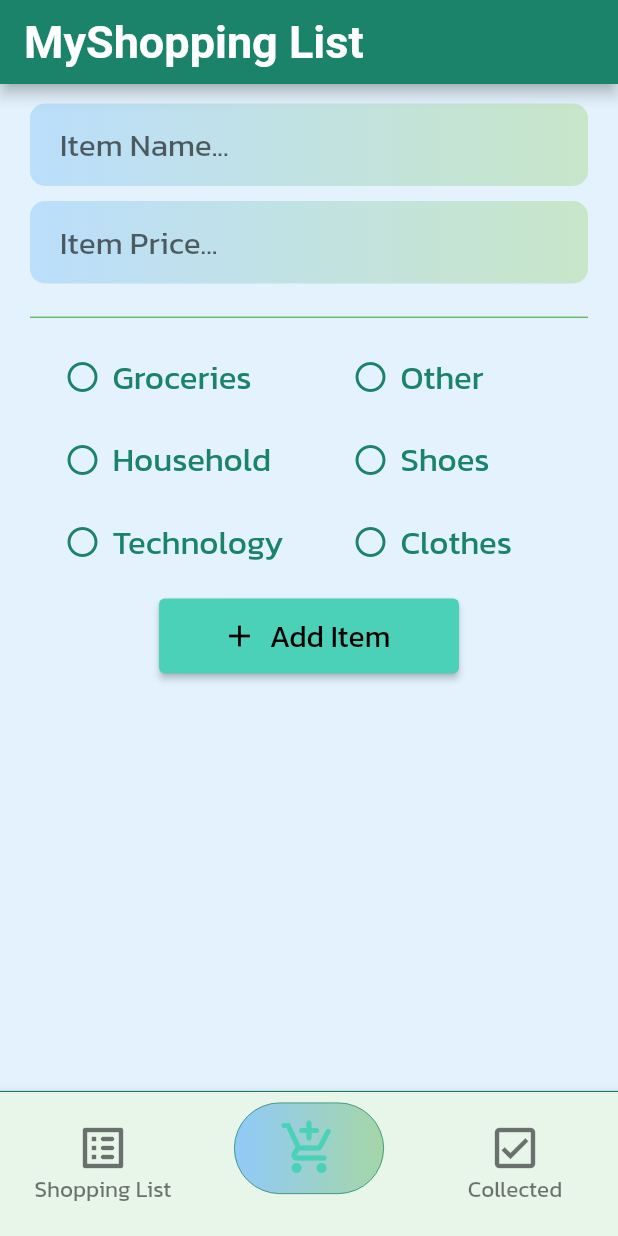
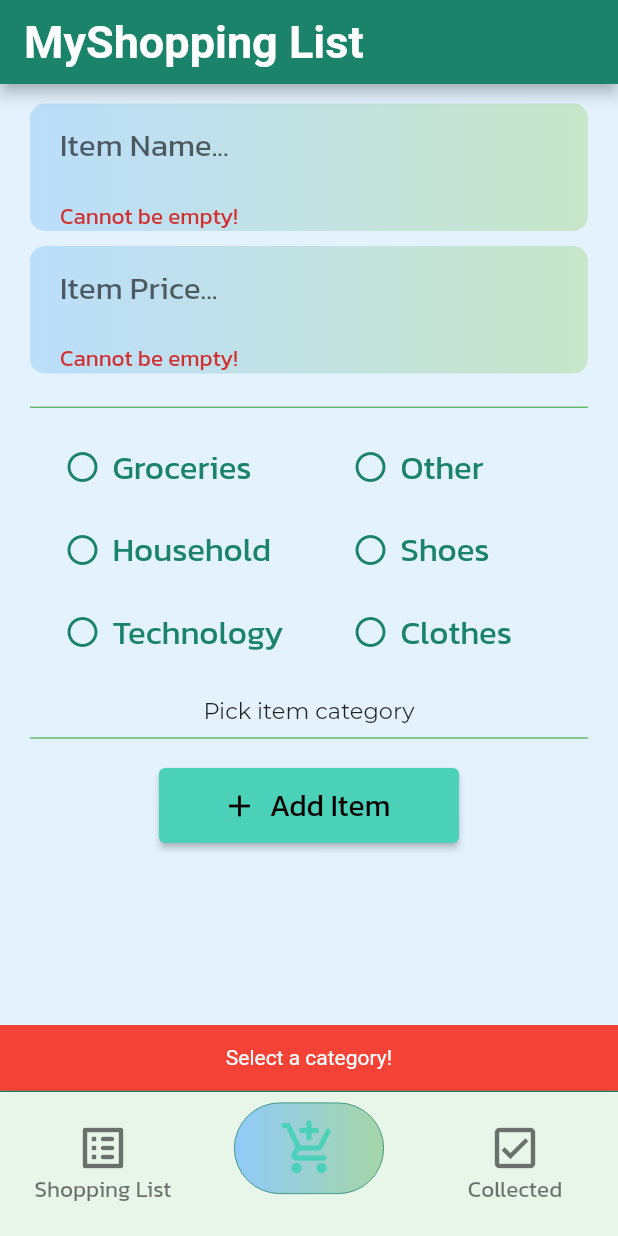
Before and after one commit to emeban44/shopping_list_app, a Flutter app: the screen it shows after launch, item 2 of the bottom bar chosen, after a tap on "Add Item", on a phone screen of 412 x 824 dp. Run offline on Flutter 3.47's test engine with Material 2 defaults, Android fonts, the light colour scheme and no system bars; Roboto replaces fonts that are missing (NewTegomin).

Commit message:
add item validation done

```diff
--- a/lib/main.dart
+++ b/lib/main.dart
@@ -11,6 +11,7 @@ class MyApp extends StatelessWidget {
   @override
   Widget build(BuildContext context) {
     return MaterialApp(
+      debugShowCheckedModeBanner: false,
       title: 'Flutter Demo',
       theme: ThemeData(
         primaryColor:
--- a/lib/models/categories.dart
+++ b/lib/models/categories.dart
@@ -7,4 +7,13 @@ class Categories {
     'Technology',
     'Clothes',
   ];
+
+  static final List<bool> categorySelection = [
+    false,
+    false,
+    false,
+    false,
+    false,
+    false
+  ];
 }
--- a/lib/screens/add_item_screen.dart
+++ b/lib/screens/add_item_screen.dart
@@ -1,12 +1,47 @@
 import 'package:flutter/material.dart';
-import 'package:shopping_list_app/widgets/category_row.dart';
+import 'package:shopping_list_app/models/categories.dart';
+
 import 'package:shopping_list_app/widgets/item_text_field.dart';
 import 'package:shopping_list_app/widgets/select_category.dart';
 
 class AddItemScreen extends StatelessWidget {
+  final _nameController = TextEditingController();
+  final _priceController = TextEditingController();
+  final _formKey = GlobalKey<FormState>();
+
+  void _tryAddItem(BuildContext ctx) {
+    FocusScope.of(ctx).unfocus();
+    bool _isValid = _formKey.currentState.validate();
+    if (_isValid) _formKey.currentState.reset();
+    // print(_isValid);
+    // print(_categoryValidation(ctx));
+    if (_categoryValidation(ctx) && _isValid) {
+      print('sve ok');
+    }
+  }
+
+  bool _categoryValidation(BuildContext ctx) {
+    //print(Categories.categorySelection);
+    if (!Categories.categorySelection.contains(true)) {
+      ScaffoldMessenger.of(ctx).showSnackBar(
+        SnackBar(
+          content: Text(
+            'Select a category!',
+            textAlign: TextAlign.center,
+          ),
+          backgroundColor: Colors.red,
+          duration: Duration(seconds: 1),
+        ),
+      );
+      return false;
+    }
+    return true;
+  }
+
   @override
   Widget build(BuildContext context) {
-    return Container(
+    return SingleChildScrollView(
+      child: Container(
         width: double.infinity,
         padding: const EdgeInsets.only(
           top: 13,
@@ -15,14 +50,40 @@ class AddItemScreen extends StatelessWidget {
         ),
         child: Column(
           children: [
-          ItemTextField('Item Name...'),
-          ItemTextField('Item Price...'),
+            Container(
+              child: Form(
+                key: _formKey,
+                child: Column(
+                  children: [
+                    ItemTextField('Item Name...', _nameController, _formKey),
+                    ItemTextField('Item Price...', _priceController, _formKey),
+                  ],
+                ),
+              ),
+            ),
+            /*ItemTextField('Item Name...', _nameController),
+            ItemTextField('Item Price...', _priceController), */
             Divider(
               color: Colors.green,
               height: 25,
               thickness: 0.8,
             ),
             SelectCategory(),
+            Container(
+                margin: const EdgeInsets.only(top: 15),
+                child: Text(
+                  'Pick item category',
+                  style: TextStyle(
+                    fontFamily: 'Montserrat',
+                    fontSize: 15,
+                    //  fontWeight: FontWeight.bold,
+                  ),
+                )),
+            Divider(
+              color: Colors.green,
+              height: 20,
+              thickness: 0.8,
+            ),
             Container(
               width: 200,
               height: 50,
@@ -35,11 +96,12 @@ class AddItemScreen extends StatelessWidget {
                     fontSize: 20,
                   ),
                 ),
-              onPressed: () {},
+                onPressed: () => _tryAddItem(context),
               ),
             ),
           ],
         ),
+      ),
     );
   }
 }
--- a/lib/widgets/item_text_field.dart
+++ b/lib/widgets/item_text_field.dart
@@ -2,7 +2,9 @@ import 'package:flutter/material.dart';
 
 class ItemTextField extends StatelessWidget {
   final String hint;
-  ItemTextField(this.hint);
+  final _controller;
+  final _formKey;
+  ItemTextField(this.hint, this._controller, this._formKey);
   @override
   Widget build(BuildContext context) {
     return Container(
@@ -18,14 +20,25 @@ class ItemTextField extends StatelessWidget {
         borderRadius: BorderRadius.circular(10),
       ),
       child: TextFormField(
+        // key: _formKey,
+        controller: _controller,
         keyboardType: (hint == 'Item Price...')
-            ? TextInputType.number
+            ? TextInputType.numberWithOptions(decimal: true)
             : TextInputType.name,
         style: TextStyle(fontSize: 21),
         decoration: InputDecoration(
           hintText: hint,
           border: InputBorder.none,
+          errorStyle: TextStyle(fontSize: 15),
         ),
+        validator: (value) {
+          if (value.isEmpty) return 'Cannot be empty!';
+          if (hint == 'Item Price...') {
+            if (double.tryParse(value).runtimeType != double)
+              return 'Price must be a number';
+          }
+          return null;
+        },
       ),
     );
   }
--- a/lib/widgets/select_category.dart
+++ b/lib/widgets/select_category.dart
@@ -1,4 +1,5 @@
 import 'package:flutter/material.dart';
+import 'package:shopping_list_app/models/categories.dart';
 
 import 'category_row.dart';
 
@@ -12,11 +13,14 @@ class _SelectCategoryState extends State<SelectCategory> {
   void _checkCategory(int i) {
     setState(() {
       _selection[i] = !_selection[i];
+      Categories.categorySelection[i] = !Categories.categorySelection[i];
       for (int y = 0; y < _selection.length; y++) {
         if (y == i)
           continue;
-        else
+        else {
           _selection[y] = false;
+          Categories.categorySelection[y] = false;
+        }
       }
     });
   }
```
Lines whose indentation alone changed are shown as unchanged.
